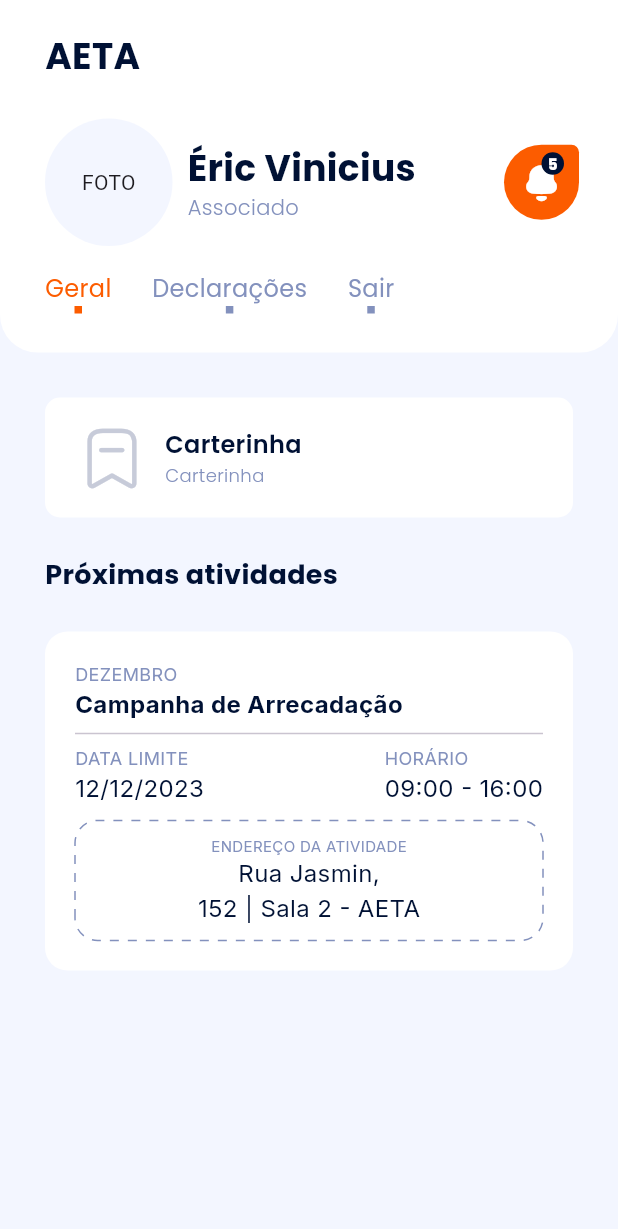
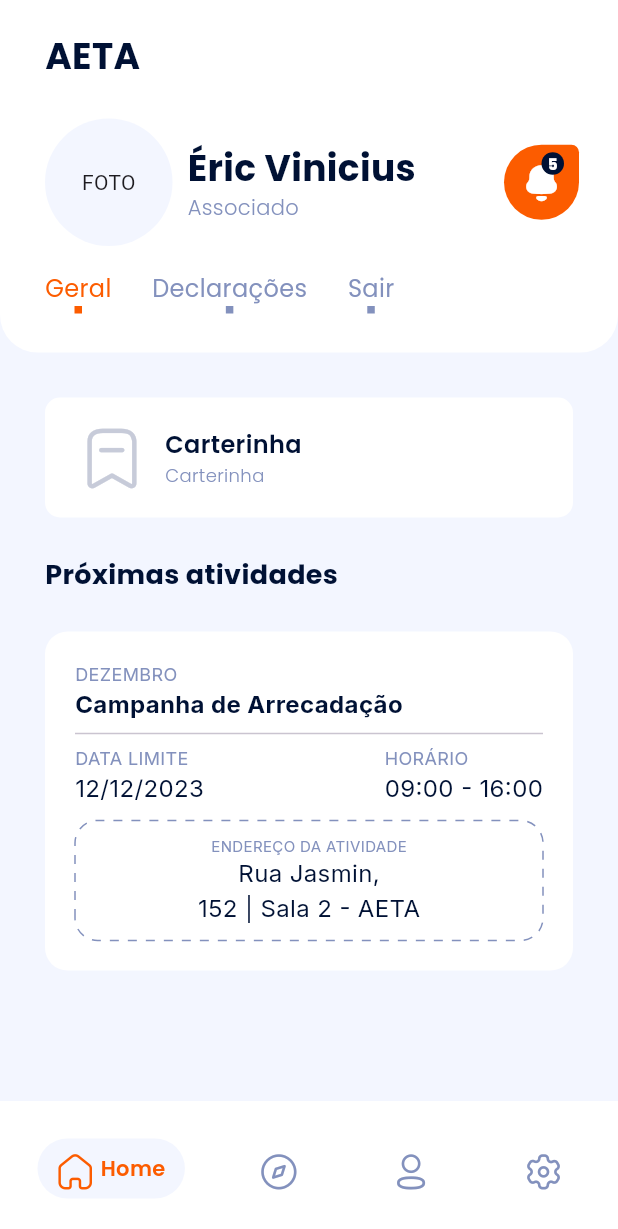
Before and after one commit to Zi0Li/MOBILE-Aeta, a Flutter app: the screen it shows after launch, on a phone screen of 412 x 824 dp. Shown: the top 1229 px of the screen. Run offline on Flutter 3.47's test engine with Material 3 defaults, Android fonts, the phone set to English and light mode, and no system bars; drawn by our look-alikes of dotted_border, google_nav_bar; our stand-ins replace google_fonts.

Commit message:
NavigationBar

```diff
--- a/lib/main.dart
+++ b/lib/main.dart
@@ -1,4 +1,4 @@
-import 'package:aeta/pages/homepage.dart';
+import 'package:aeta/pages/menu.dart';
 import 'package:flutter/material.dart';
 
 void main() {
@@ -15,6 +15,6 @@ class MyApp extends StatelessWidget {
 
   @override
   Widget build(BuildContext context) {
-    return HomePage();
+    return MenuPage();
   }
 }
--- a/lib/pages/homepage.dart
+++ b/lib/pages/homepage.dart
@@ -1,4 +1,3 @@
-import 'package:aeta/widgets/appBar.dart';
 import 'package:aeta/widgets/header.dart';
 import 'package:aeta/widgets/icons.dart';
 import 'package:aeta/widgets/nextActivity.dart';
@@ -16,10 +15,9 @@ class HomePage extends StatefulWidget {
 class _HomePageState extends State<HomePage> {
   @override
   Widget build(BuildContext context) {
-    return Scaffold(
-      appBar: AppBarWidget(),
-      backgroundColor: Utils.backgroundColor,
-      body: Column(
+    return Container(
+      color: Utils.backgroundColor,
+      child: Column(
         mainAxisAlignment: MainAxisAlignment.start,
         crossAxisAlignment: CrossAxisAlignment.center,
         children: [
--- /dev/null
+++ b/lib/pages/menu.dart
@@ -0,0 +1,82 @@
+import 'package:aeta/pages/homepage.dart';
+import 'package:aeta/widgets/appBar.dart';
+import 'package:aeta/widgets/icons.dart';
+import 'package:aeta/widgets/utils.dart';
+import 'package:flutter/material.dart';
+import 'package:google_fonts/google_fonts.dart';
+import 'package:google_nav_bar/google_nav_bar.dart';
+
+class MenuPage extends StatefulWidget {
+  const MenuPage({super.key});
+
+  @override
+  State<MenuPage> createState() => _MenuPageState();
+}
+
+class _MenuPageState extends State<MenuPage> {
+  int _selectedIndex = 0;
+  static const List<Widget> _pages = <Widget>[
+    HomePage(),
+    Text(
+      'Likes',
+    ),
+    Text(
+      'Search',
+    ),
+    Text(
+      'Profile',
+    ),
+  ];
+
+  @override
+  Widget build(BuildContext context) {
+    return Scaffold(
+        backgroundColor: Utils.backgroundColor,
+        appBar: AppBarWidget(),
+        bottomNavigationBar: Container(
+          height: 90,
+          color: Utils.white,
+          padding: EdgeInsets.all(25),
+          child: Center(
+            child: GNav(
+              backgroundColor: Utils.white,
+              activeColor: Utils.primary,
+              color: Utils.gray100,
+              tabBackgroundColor: Utils.backgroundColor,
+              rippleColor: Utils.backgroundColor,
+              tabBorderRadius: 65,
+              gap: 5,
+              textStyle: GoogleFonts.poppins(
+                  fontWeight: FontWeight.w600,
+                  fontSize: 14,
+                  color: Utils.primary),
+              tabs: [
+                GButton(
+                  padding: EdgeInsets.symmetric(horizontal: 13, vertical: 10),
+                  icon: CustomIcons.home,
+                  text: 'Home',
+                ),
+                GButton(
+                  padding: EdgeInsets.symmetric(horizontal: 13, vertical: 10),
+                  icon: CustomIcons.others,
+                  text: 'Outros',
+                ),
+                GButton(
+                  padding: EdgeInsets.symmetric(horizontal: 13, vertical: 10),
+                  icon: CustomIcons.person,
+                  text: 'Perfil',
+                ),
+                GButton(
+                  padding: EdgeInsets.symmetric(horizontal: 13, vertical: 10),
+                  icon: CustomIcons.settings,
+                  text: 'Config',
+                )
+              ],
+              selectedIndex: _selectedIndex,
+              onTabChange: (value) => setState(() => _selectedIndex = value),
+            ),
+          ),
+        ),
+        body: _pages.elementAt(_selectedIndex));
+  }
+}
--- a/lib/widgets/utils.dart
+++ b/lib/widgets/utils.dart
@@ -2,7 +2,6 @@ import 'package:flutter/material.dart';
 
 class Utils {
   Utils._();
-
 
   static const Color primary = Color.fromRGBO(252, 92, 0, 1);
   static const Color dark_primary = Color.fromRGBO(0, 17, 52, 1);
--- a/pubspec.yaml
+++ b/pubspec.yaml
@@ -62,8 +62,7 @@ flutter:
   uses-material-design: true
 
   # To add assets to your application, add an assets section, like this:
-  assets:
-    - assets/icons/
+  # assets:
 
   # An image asset can refer to one or more resolution-specific "variants", see
   # https://flutter.dev/assets-and-images/#resolution-aware
```
